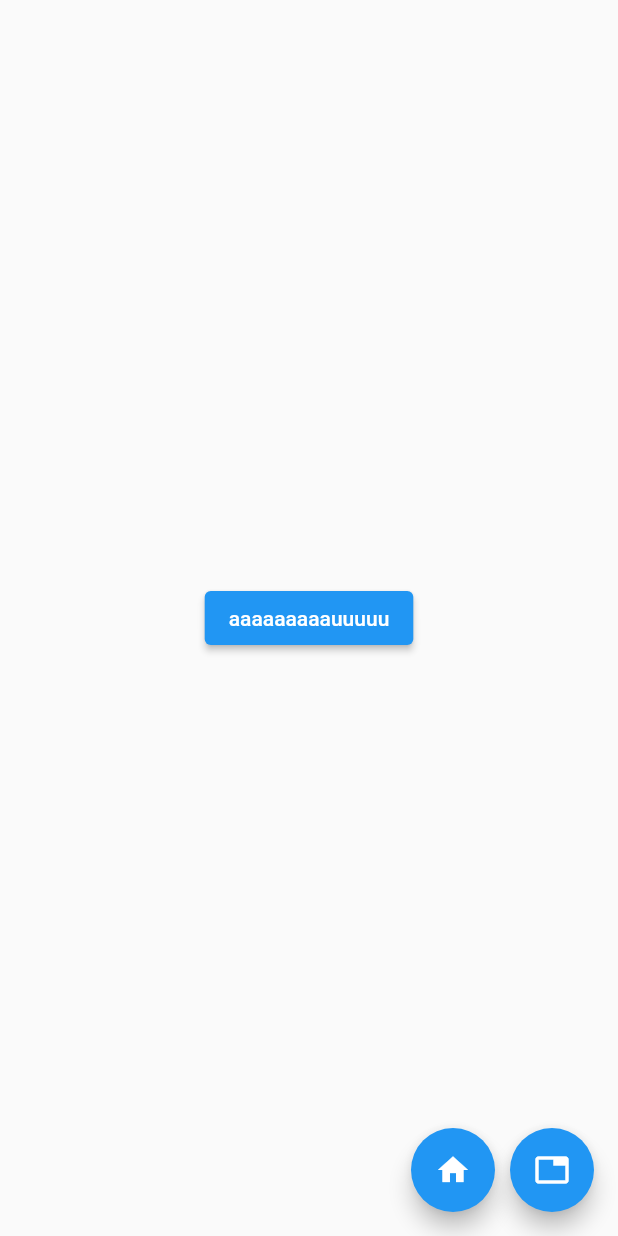
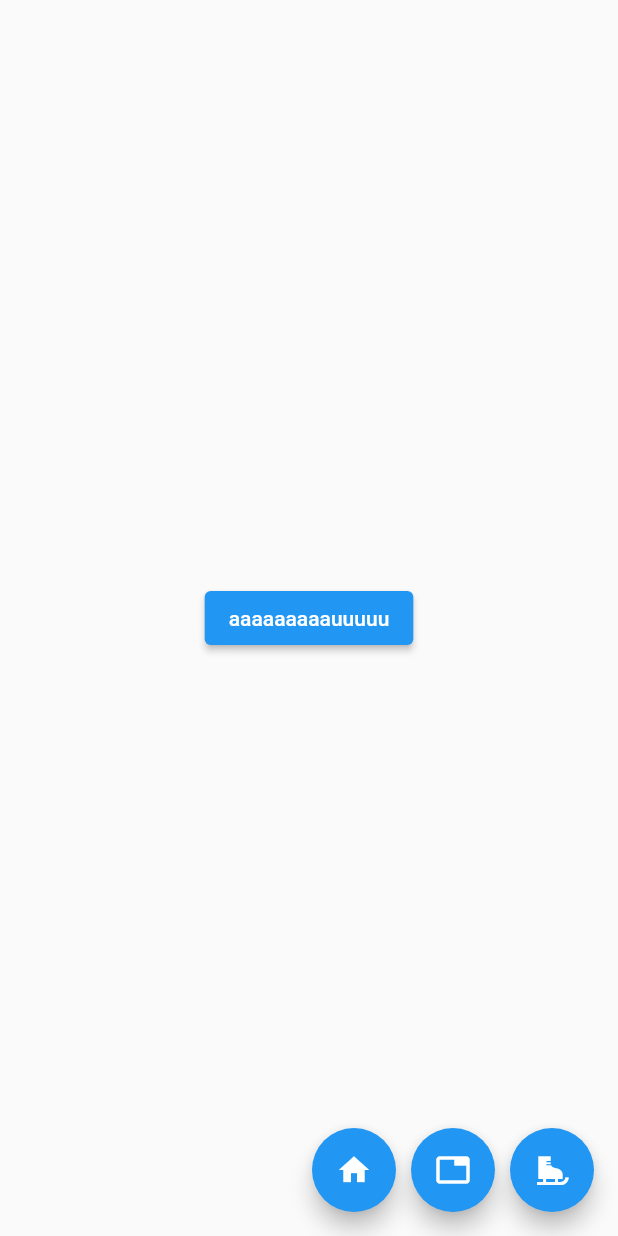
Before and after one commit to Knospfer/notification_orchestrator, a Flutter app: the screen it shows after launch, on a phone screen of 412 x 824 dp. Run offline on Flutter 3.47's test engine with Material 2 defaults, Android fonts, the phone set to English and light mode, and no system bars.

Commit message:
feat: more realistic scenario

```diff
--- a/lib/main.dart
+++ b/lib/main.dart
@@ -11,6 +11,11 @@ class MyApp extends StatefulWidget {
 }
 
 class MyAppSate extends State<MyApp> {
+  final key = GlobalKey();
+  Size renderBoxSize = const Size(0, 0);
+  Color color = Colors.blue;
+  String message = "Notification";
+
   bool shown = false;
   bool block = false;
 
@@ -27,7 +32,31 @@ class MyAppSate extends State<MyApp> {
   }
 
   @override
+  void initState() {
+    WidgetsBinding.instance.addPostFrameCallback((_) {
+      setState(() {
+        renderBoxSize = getRedBoxSize(key.currentContext!);
+      });
+    });
+    super.initState();
+  }
+
+  Size getRedBoxSize(BuildContext context) {
+    final box = context.findRenderObject() as RenderBox;
+    return box.size;
+  }
+
+  void updateNotification() {
+    setState(() {
+      color = Colors.red;
+      message = loremIpsum;
+      renderBoxSize = getRedBoxSize(key.currentContext!);
+    });
+  }
+
+  @override
   Widget build(BuildContext context) {
+    print("rebuild");
     return Scaffold(
         body: Stack(
           children: [
@@ -59,7 +88,11 @@ class MyAppSate extends State<MyApp> {
               ),
             ),
             AnimatedPositioned(
-              top: shown ? 0 : -200, //todo get child height?? + safe area
+              top: shown
+                  ? 0
+                  : -MediaQuery.of(context)
+                      .size
+                      .height, //renderBoxSize.height - MediaQuery.of(context).padding.top,
               width: MediaQuery.of(context).size.width,
               duration: const Duration(milliseconds: 150),
               child: GestureDetector(
@@ -78,11 +111,10 @@ class MyAppSate extends State<MyApp> {
                   }
                 },
                 child: SafeArea(
-                  child: Container(
-                    height: 200,
-                    color: Colors.blue,
-                    alignment: Alignment.center,
-                    child: const Text('Notification!'),
+                  child: Alert(
+                    key: key,
+                    color: color,
+                    message: message,
                   ),
                 ),
               ),
@@ -101,7 +133,41 @@ class MyAppSate extends State<MyApp> {
               onPressed: load,
               child: const Icon(Icons.tab),
             ),
+            const SizedBox(width: 10),
+            FloatingActionButton(
+              onPressed: updateNotification,
+              child: const Icon(Icons.ice_skating),
+            ),
           ],
         ));
   }
 }
+
+class Alert extends StatelessWidget {
+  final String message;
+  final Color color;
+
+  const Alert({super.key, required this.message, required this.color});
+
+  @override
+  Widget build(BuildContext context) {
+    return Container(
+      padding: const EdgeInsets.all(16),
+      width: MediaQuery.of(context).size.width,
+      constraints: const BoxConstraints(minHeight: 100),
+      decoration: BoxDecoration(
+        color: color,
+        borderRadius: const BorderRadius.all(
+          Radius.circular(20),
+        ),
+      ),
+      alignment: Alignment.center,
+      child: Text(message),
+    );
+  }
+}
+
+const loremIpsum = '''
+Contrary to popular belief, Lorem Ipsum is not simply random text. It has roots in a piece of classical Latin literature from 45 BC, making it over 2000 years old. Richard McClintock, a Latin professor at Hampden-Sydney College in Virginia, looked up one of the more obscure Latin words, consectetur, from a Lorem Ipsum passage, and going through the cites of the word in classical literature, discovered the undoubtable source. Lorem Ipsum comes from sections 1.10.32 and 1.10.33 of "de Finibus Bonorum et Malorum" (The Extremes of Good and Evil) by Cicero, written in 45 BC. This book is a treatise on the theory of ethics, very popular during the Renaissance. The first line of Lorem Ipsum, "Lorem ipsum dolor sit amet..", comes from a line in section 1.10.32.
+
+The standard chunk of Lorem Ipsum used since the 1500s is reproduced below for those interested. Sections 1.10.32 and 1.10.33 from "de Finibus Bonorum et Malorum" by Cicero are also reproduced in their exact original form, accompanied by English versions from the 1914 translation by H. Rackham.''';
```
